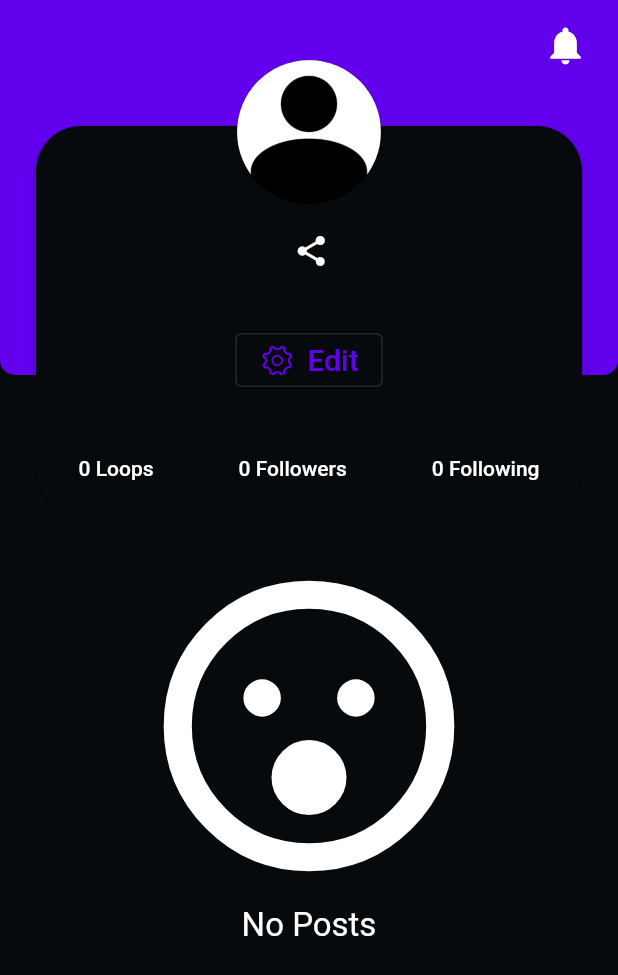
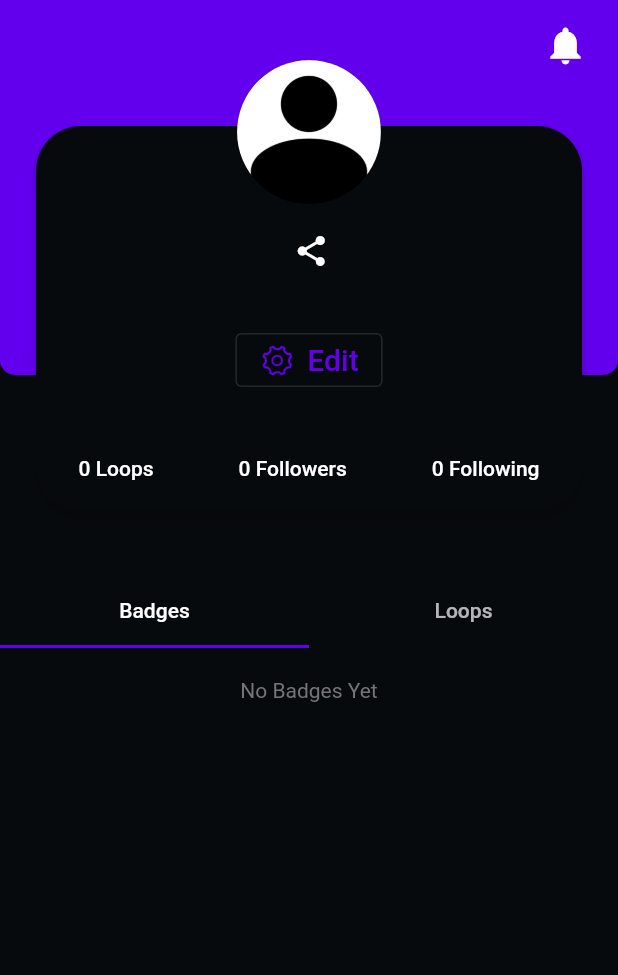
Before and after one commit to InTheLoopStudio/pangolin, a Flutter app: the ProfileView screen opened directly with empty values, on a phone screen of 412 x 824 dp. Shown: the top 975 px of the screen. Run offline on Flutter 3.47's test engine with Material 2 defaults, Android fonts, the phone set to English and light mode, and no system bars; our stand-ins replace bloc, cached_network_image, cloud_firestore, cloud_functions, connectivity_plus, equatable and 25 more; missing offline and left inert: algolia, enum_to_string, skeleton_animation, stream_chat_flutter, stream_chat_flutter_core; accounts and stored records are empty; network calls fail; project files that could hold a hidden picture were left out.

Commit message:
major dev work - start of badges

```diff
--- a/lib/data/database_repository.dart
+++ b/lib/data/database_repository.dart
@@ -1,4 +1,5 @@
 import 'package:intheloopapp/domains/models/activity.dart';
+import 'package:intheloopapp/domains/models/badge.dart';
 import 'package:intheloopapp/domains/models/comment.dart';
 import 'package:intheloopapp/domains/models/loop.dart';
 // import 'package:intheloopapp/domains/models/tag.dart';
@@ -90,4 +91,8 @@ abstract class DatabaseRepository {
   // Future<List<Tag>> getTagSuggestions(String query);
   Future<void> shareLoop(Loop loop);
   Future<bool> checkUsernameAvailability(String username, String userid);
+  Future<void> createBadge(Badge badge);
+  Stream<Badge> userBadgesObserver(String userId, {
+    int limit = 20,
+  });
 }
--- a/lib/data/storage_repository.dart
+++ b/lib/data/storage_repository.dart
@@ -5,4 +5,5 @@ abstract class StorageRepository {
       String userId, String url, File imageFile);
   Future<File> compressImage(String photoId, File image);
   Future<String> uploadLoop(String userId, File audioFile);
+  Future<String> uploadBadgeImage(String badgeId, File imageFile);
 }
--- a/lib/data/stream_repository.dart
+++ b/lib/data/stream_repository.dart
@@ -3,7 +3,7 @@ import 'package:stream_chat_flutter/stream_chat_flutter.dart';
 
 abstract class StreamRepository {
   Future<List<UserModel>> getChatUsers();
-  Future<String> getToken(String userId);
+  Future<String> getToken();
   // Future<bool> connectIfExist(String userId);
   Future<UserModel> connectUser(UserModel user);
   Future<Channel> createGroupChat(
--- /dev/null
+++ b/lib/domains/models/badge.dart
@@ -0,0 +1,63 @@
+import 'package:cloud_firestore/cloud_firestore.dart';
+import 'package:equatable/equatable.dart';
+import 'package:intheloopapp/utils.dart';
+import 'package:json_annotation/json_annotation.dart';
+
+part 'badge.g.dart';
+
+@JsonSerializable()
+class Badge extends Equatable {
+  final String id;
+  final String senderId;
+  final String receiverId;
+  final String imageUrl;
+
+  Badge({
+    required this.id,
+    required this.senderId,
+    required this.receiverId,
+    required this.imageUrl,
+  });
+
+  List<Object> get props => [
+        this.id,
+        this.senderId,
+        this.receiverId,
+        this.imageUrl,
+      ];
+
+  factory Badge.fromJson(Map<String, dynamic> json) => _$BadgeFromJson(json);
+  Map<String, dynamic> toJson() => _$BadgeToJson(this);
+
+  Badge copyWith({
+    String? id,
+    String? senderId,
+    String? receiverId,
+    String? imageUrl,
+  }) {
+    return Badge(
+      id: id ?? this.id,
+      senderId: senderId ?? this.senderId,
+      receiverId: receiverId ?? this.receiverId,
+      imageUrl: imageUrl ?? this.imageUrl,
+    );
+  }
+
+  factory Badge.fromDoc(DocumentSnapshot<Map<String, dynamic>> doc) {
+    return Badge(
+      id: doc.id,
+      senderId: doc.getOrElse('senderId', ''),
+      receiverId: doc.getOrElse('receiverId', ''),
+      imageUrl: doc.getOrElse('imageUrl', ''),
+    );
+  }
+
+  Map<String, dynamic> toMap() {
+    return {
+      'id': this.id,
+      'senderId': this.senderId,
+      'receiverId': this.receiverId,
+      'imageUrl': this.imageUrl,
+    };
+  }
+}
--- a/lib/ui/views/profile/profile_view.dart
+++ b/lib/ui/views/profile/profile_view.dart
@@ -7,6 +7,7 @@ import 'package:intheloopapp/domains/models/user_model.dart';
 import 'package:intheloopapp/ui/views/common/loading/loading_view.dart';
 import 'package:intheloopapp/ui/views/profile/profile_cubit.dart';
 import 'package:intheloopapp/ui/widgets/profile_view/all_loops_list.dart';
+import 'package:intheloopapp/ui/widgets/profile_view/badges_list.dart';
 import 'package:intheloopapp/ui/widgets/profile_view/profile_header.dart';
 
 class ProfileView extends StatefulWidget {
@@ -58,7 +59,9 @@ class _ProfileViewState extends State<ProfileView> {
                   }
                 }
               },
-              child: SafeArea(
+              child: DefaultTabController(
+                length: 2,
+                initialIndex: 0,
                 child: RefreshIndicator(
                   displacement: 20.0,
                   onRefresh: () async {
@@ -77,9 +80,24 @@ class _ProfileViewState extends State<ProfileView> {
                       ),
                       children: [
                         ProfileHeader(),
-                        AllLoopsList(
-                          scrollController: _scrollController,
-                        ),
+                        TabBar(tabs: [
+                          Tab(text: 'Badges'),
+                          Tab(text: 'Loops'),
+                        ]),
+                        Container(
+                          height: MediaQuery.of(context).size.height,
+                          child: TabBarView(
+                            children: [
+                              BadgesList(),
+                              SingleChildScrollView(
+                                physics: NeverScrollableScrollPhysics(),
+                                child: AllLoopsList(
+                                  scrollController: _scrollController,
+                                ),
+                              ),
+                            ],
+                          ),
+                        )
                       ],
                     ),
                   ),
--- a/lib/ui/views/shell/shell_view.dart
+++ b/lib/ui/views/shell/shell_view.dart
@@ -7,6 +7,7 @@ import 'package:intheloopapp/domains/navigation_bloc/navigation_bloc.dart';
 import 'package:intheloopapp/ui/views/common/loading/loading_view.dart';
 import 'package:intheloopapp/ui/views/home/feeds_list/feeds_list_view.dart';
 import 'package:intheloopapp/ui/views/messaging/channel_list_view.dart';
+import 'package:intheloopapp/ui/views/profile/new_profile_view.dart';
 import 'package:intheloopapp/ui/views/profile/profile_view.dart';
 import 'package:intheloopapp/ui/views/search/search_view.dart';
 import 'package:intheloopapp/ui/views/upload_loop/upload_view.dart';
@@ -42,8 +43,8 @@ class ShellView extends StatelessWidget {
                     UploadView(),
                     // ActivityView(),
                     MessagingChannelListView(),
-                    // NewProfileView(visitedUserId: currentUser.id),
-                    ProfileView(visitedUserId: currentUser.id)
+                    NewProfileView(visitedUserId: currentUser.id),
+                    // ProfileView(visitedUserId: currentUser.id)
                   ],
                 ),
                 bottomNavigationBar: BottomToolbar(
--- a/lib/ui/widgets/profile_view/all_loops_list.dart
+++ b/lib/ui/widgets/profile_view/all_loops_list.dart
@@ -66,16 +66,6 @@ class _AllLoopsListState extends State<AllLoopsList> {
             return Column(
               crossAxisAlignment: CrossAxisAlignment.start,
               children: [
-                Padding(
-                  padding: const EdgeInsets.symmetric(horizontal: 20.0),
-                  child: Text(
-                    'All Loops',
-                    style: TextStyle(
-                      fontSize: 22,
-                      fontWeight: FontWeight.bold,
-                    ),
-                  ),
-                ),
                 const SizedBox(height: 15.0),
                 Column(
                   children: [
--- /dev/null
+++ b/lib/ui/widgets/profile_view/badges_list.dart
@@ -0,0 +1,27 @@
+import 'package:flutter/material.dart';
+
+class BadgesList extends StatefulWidget {
+  const BadgesList({Key? key}) : super(key: key);
+
+  @override
+  State<BadgesList> createState() => _BadgesListState();
+}
+
+class _BadgesListState extends State<BadgesList> {
+  @override
+  Widget build(BuildContext context) {
+    return Container(
+        child: Column(
+      crossAxisAlignment: CrossAxisAlignment.center,
+      children: [
+        SizedBox(
+          height: 20,
+        ),
+        Text('No Badges Yet',
+            style: TextStyle(
+              color: Colors.grey[600],
+            )),
+      ],
+    ));
+  }
+}
--- a/pubspec.yaml
+++ b/pubspec.yaml
@@ -78,7 +78,7 @@ dev_dependencies:
   flutter_launcher_icons: ^0.9.0
   flutter_test:
     sdk: flutter
-  # json_serializable: ^5.0.0
+  json_serializable: ^6.3.1
   mockito: ^5.0.16
 
 flutter_icons:
```
Also changed, not shown: lib/data/local/local_database_impl.dart (+9 -2 lines), lib/data/prod/firebase_storage_impl.dart (+15 -0 lines), lib/data/prod/firestore_database_impl.dart (+37 -0 lines), lib/data/prod/stream_impl.dart (+6 -17 lines), lib/domains/models/activity.g.dart, lib/domains/models/badge.g.dart (added), pubspec.lock, 10 other files.
